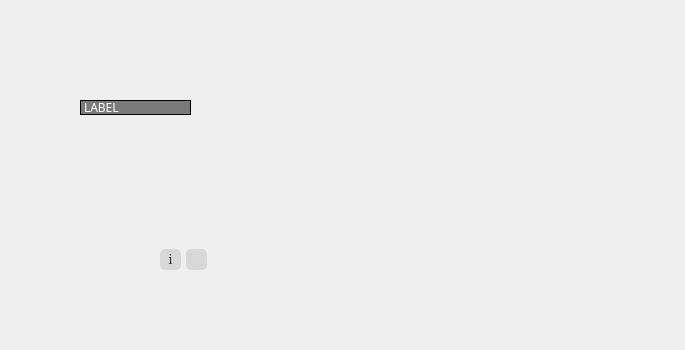
Before: the Qt Designer form widget.ui in MrBeanCpp/ImageViewer2.0, drawn with Qt 5.
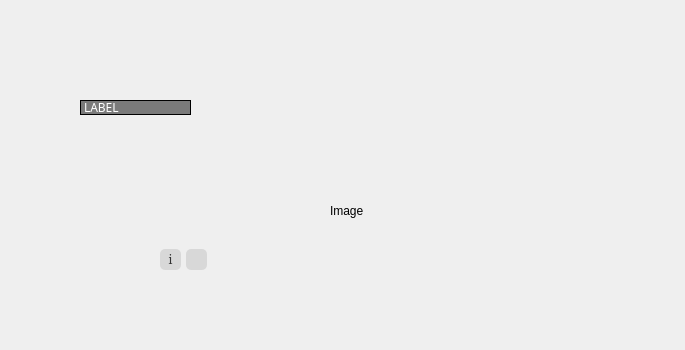
After: the same form once the commit is applied. Icons and pictures are not drawn. Custom widgets are drawn as their Qt base class.

Patch:
```diff
--- a/widget.ui
+++ b/widget.ui
@@ -177,6 +177,23 @@
     </rect>
    </property>
   </widget>
+  <widget class="QLabel" name="label_image">
+   <property name="geometry">
+    <rect>
+     <x>330</x>
+     <y>150</y>
+     <width>131</width>
+     <height>121</height>
+    </rect>
+   </property>
+   <property name="text">
+    <string>Image</string>
+   </property>
+  </widget>
+  <zorder>label_image</zorder>
+  <zorder>label_info</zorder>
+  <zorder>Btns</zorder>
+  <zorder>circleMenu</zorder>
  </widget>
  <customwidgets>
   <customwidget>
```
Left out of the diff: 3 changed lines with no effect on the pictures.
